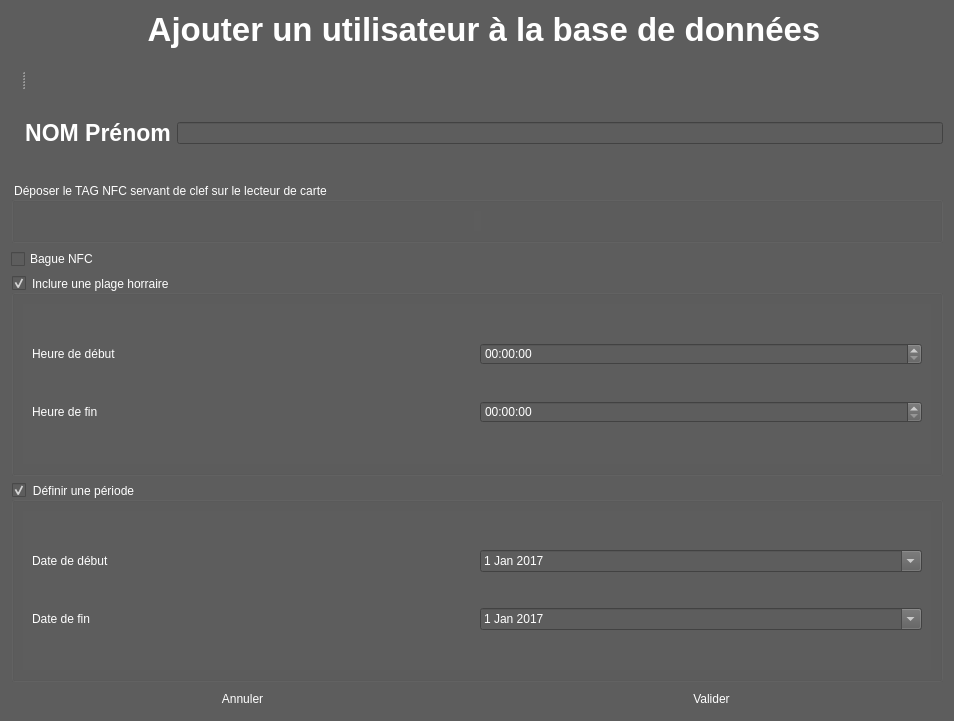
Old version of the form Porte_connectee/Master/creerauthaurisation.ui in the repository TanguyHardelin/NETSECURE.
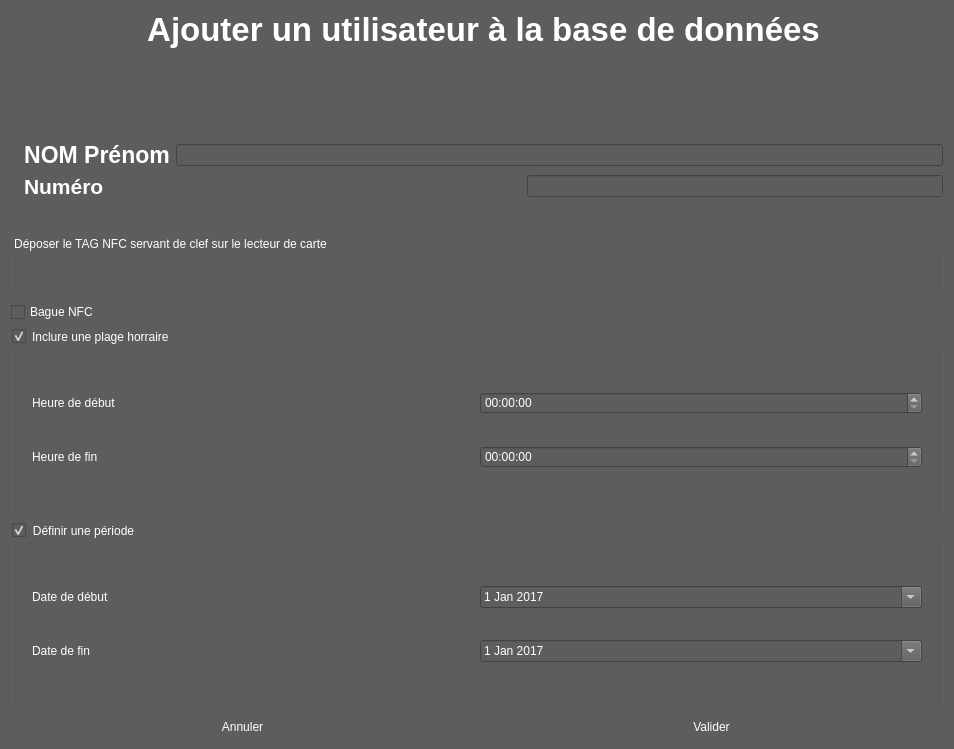
New version of the form. Icons and pictures are not drawn.

Diff of the .ui file:
```diff
--- a/Porte_connectee/Master/creerauthaurisation.ui
+++ b/Porte_connectee/Master/creerauthaurisation.ui
@@ -10,7 +10,7 @@
     <x>0</x>
     <y>0</y>
     <width>954</width>
-    <height>721</height>
+    <height>749</height>
    </rect>
   </property>
   <property name="cursor">
@@ -26,14 +26,10 @@
   <property name="styleSheet">
    <string notr="true">background-color:#5D5D5D;color:#FFFFFF;</string>
   </property>
-  <layout class="QVBoxLayout" name="verticalLayout_7">
-   <item>
     <layout class="QVBoxLayout" name="verticalLayout_2">
      <item>
-      <widget class="QSplitter" name="splitter_2">
-       <property name="orientation">
-        <enum>Qt::Horizontal</enum>
-       </property>
+    <layout class="QHBoxLayout" name="horizontalLayout_9">
+     <item>
        <widget class="QLabel" name="label_2">
         <property name="text">
          <string/>
@@ -42,11 +38,8 @@
          <pixmap>Images/utilisateurs.png</pixmap>
         </property>
        </widget>
-       <widget class="QSplitter" name="splitter">
-        <property name="orientation">
-         <enum>Qt::Vertical</enum>
-        </property>
-        <widget class="QWidget" name="layoutWidget">
+     </item>
+     <item>
          <layout class="QVBoxLayout" name="verticalLayout">
           <item>
            <widget class="QLabel" name="label">
@@ -135,10 +128,47 @@
             </item>
            </layout>
           </item>
-         </layout>
-        </widget>
-       </widget>
-      </widget>
+       <item>
+        <layout class="QHBoxLayout" name="horizontalLayout_5">
+         <item>
+          <widget class="QLabel" name="label_4">
+           <property name="font">
+            <font>
+             <pointsize>16</pointsize>
+             <weight>75</weight>
+             <bold>true</bold>
+            </font>
+           </property>
+           <property name="text">
+            <string>Numéro</string>
+           </property>
+          </widget>
+         </item>
+         <item>
+          <spacer name="horizontalSpacer_3">
+           <property name="orientation">
+            <enum>Qt::Horizontal</enum>
+           </property>
+           <property name="sizeHint" stdset="0">
+            <size>
+             <width>40</width>
+             <height>20</height>
+            </size>
+           </property>
+          </spacer>
+         </item>
+         <item>
+          <widget class="QLineEdit" name="edit_numero">
+           <property name="text">
+            <string/>
+           </property>
+          </widget>
+         </item>
+        </layout>
+       </item>
+      </layout>
+     </item>
+    </layout>
      </item>
      <item>
       <widget class="QLabel" name="indication_NFC">
@@ -162,8 +192,6 @@
         <set>Qt::AlignCenter</set>
        </property>
       </widget>
-     </item>
-    </layout>
    </item>
    <item>
     <widget class="QGroupBox" name="groupBox_3">
```
Lines whose indentation alone changed are shown as unchanged.
